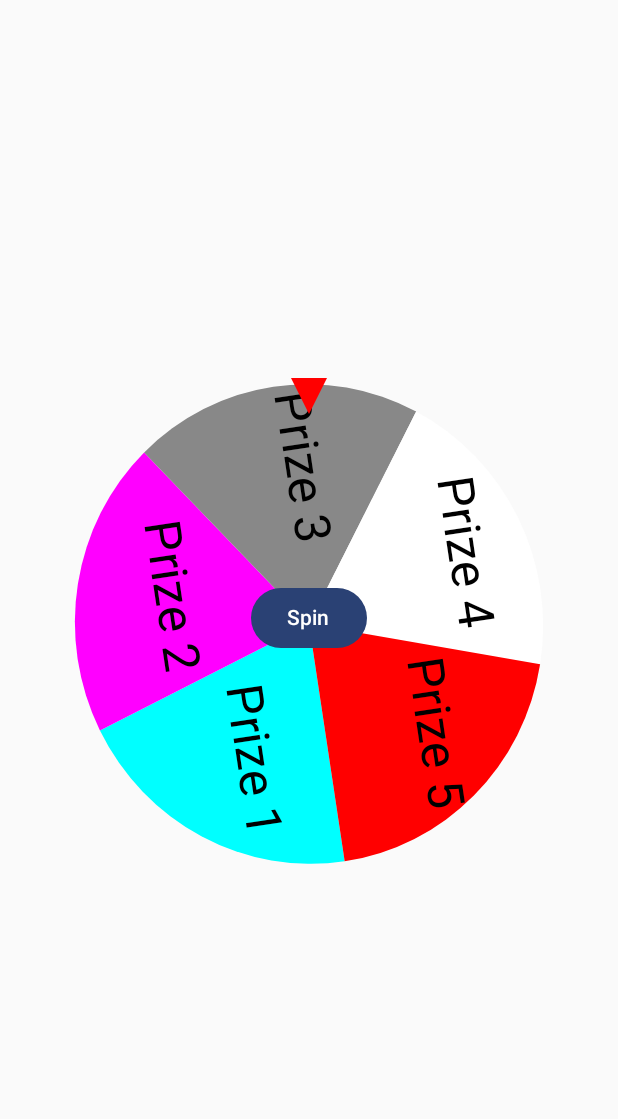
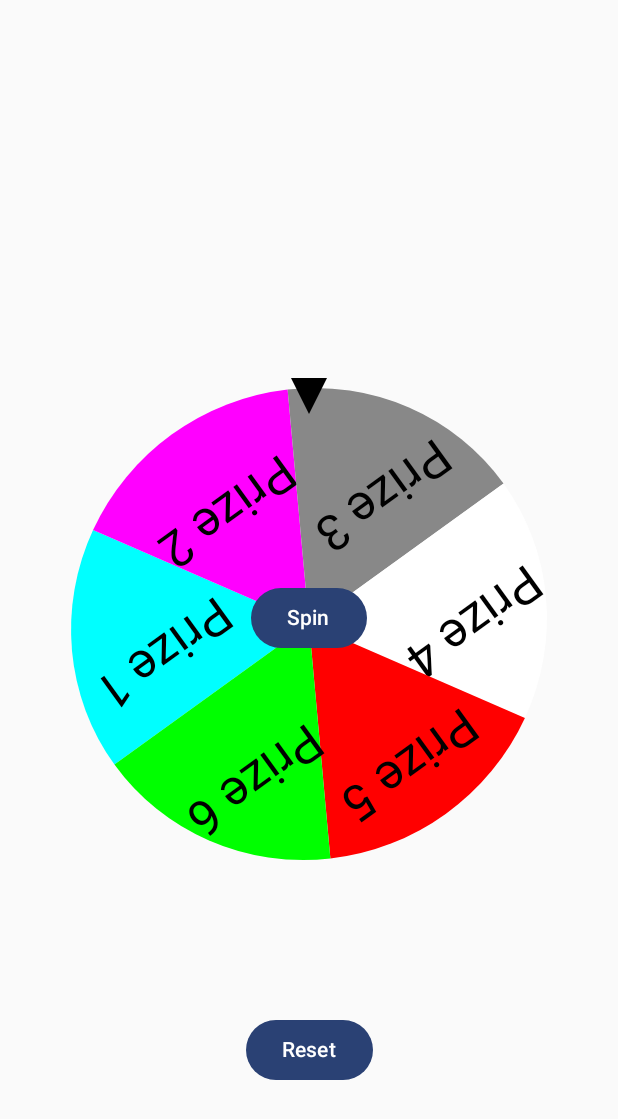
Before and after one commit to whogashaga/LuckyDraw, an Android app built with Jetpack Compose: the screen it shows after launch (MainActivity), after a tap on "Spin", on a phone screen of 412 x 824 dp. Shown: the top 1119 px of the screen. Run offline under Robolectric (Android 15) with nearby library versions, the phone set to English and light mode, and no system bars.

Commit message:
rotate successfully but selecting item still not correct

```diff
--- a/app/src/main/java/com/example/luckydraw/MainActivity.kt
+++ b/app/src/main/java/com/example/luckydraw/MainActivity.kt
@@ -14,14 +14,11 @@ import androidx.compose.foundation.background
 import androidx.compose.foundation.layout.Box
 import androidx.compose.foundation.layout.fillMaxSize
 import androidx.compose.foundation.layout.padding
-import androidx.compose.foundation.layout.paddingFrom
 import androidx.compose.foundation.layout.size
-import androidx.compose.foundation.layout.wrapContentSize
 import androidx.compose.foundation.shape.GenericShape
 import androidx.compose.material3.Button
 import androidx.compose.material3.Text
 import androidx.compose.runtime.Composable
-import androidx.compose.runtime.MutableState
 import androidx.compose.runtime.mutableStateOf
 import androidx.compose.runtime.remember
 import androidx.compose.runtime.rememberCoroutineScope
@@ -30,14 +27,13 @@ import androidx.compose.ui.Modifier
 import androidx.compose.ui.draw.rotate
 import androidx.compose.ui.geometry.Offset
 import androidx.compose.ui.graphics.Color
-import androidx.compose.ui.graphics.graphicsLayer
 import androidx.compose.ui.graphics.nativeCanvas
-import androidx.compose.ui.layout.AlignmentLine
 import androidx.compose.ui.platform.LocalContext
 import androidx.compose.ui.text.font.FontWeight
 import androidx.compose.ui.unit.dp
 import androidx.compose.ui.unit.sp
 import com.example.luckydraw.ui.theme.LuckyDrawTheme
+import kotlinx.coroutines.delay
 import kotlinx.coroutines.launch
 import kotlin.math.cos
 import kotlin.math.sin
@@ -58,21 +54,31 @@ class MainActivity : ComponentActivity() {
 
 @Composable
 fun LuckyDrawScreen() {
-    val items = listOf("Prize 1", "Prize 2", "Prize 3", "Prize 4", "Prize 5")
+//    val items = listOf("Prize 1", "Prize 2", "Prize 3", "Prize 4", "Prize 5")
+    val items = listOf("Prize 1", "Prize 2", "Prize 3", "Prize 4", "Prize 5", "Prize 6")
     val selectedIndex = remember { mutableStateOf(-1) }
+    val onSpinEnd = remember { mutableStateOf(false) }
 
-    LuckyDrawWheel(items = items) { resultIndex ->
+    LuckyDrawWheel(items = items) { resultIndex, onSpinFinished ->
         selectedIndex.value = resultIndex
+        onSpinEnd.value = onSpinFinished
+    }
+
+    if (onSpinEnd.value) {
+        Toast.makeText(LocalContext.current,
+            "Congratulations!\n${items[selectedIndex.value]}",
+            Toast.LENGTH_SHORT
+        ).show()
     }
 }
 
-
 @Composable
-fun LuckyDrawWheel(items: List<String>, onSpinEnd: (Int) -> Unit) {
+fun LuckyDrawWheel(items: List<String>, onSpinEnd: (Int, Boolean) -> Unit) {
     val rotation = remember { Animatable(0f) }
     val itemAngle = 360f / items.size
     val coroutineScope = rememberCoroutineScope()
-    val animationFinished: MutableState<Boolean> = remember { mutableStateOf(false) }
+    val animationFinished = remember { mutableStateOf(false) }
+    val selectedIndex = remember { mutableStateOf(-1) }
     val colorList = mutableListOf(Color.Cyan, Color.Magenta, Color.Gray, Color.White, Color.Red, Color.Green, Color.Blue, Color.Yellow)
 
     Box(
@@ -115,7 +121,7 @@ fun LuckyDrawWheel(items: List<String>, onSpinEnd: (Int) -> Unit) {
                     .size(24.dp)
                     .align(Alignment.TopCenter)
                     .rotate(180f)
-                    .background(Color.Red, shape = GenericShape { size, _ -> // TriangleShape
+                    .background(Color.Black, shape = GenericShape { size, _ -> // TriangleShape
                         moveTo(size.width / 2, 0f)
                         lineTo(0f, size.height)
                         lineTo(size.width, size.height)
@@ -124,51 +130,63 @@ fun LuckyDrawWheel(items: List<String>, onSpinEnd: (Int) -> Unit) {
             )
         }
 
-        var selectedIndex = 0
         Button(
             onClick = {
                 coroutineScope.launch {
                     animationFinished.value = false
-                    val targetRotation = (360f * 5) + (360f - (0 until items.size).random() * itemAngle)
+                    val randomStop = (0 until items.size).random() // Random item index
+                    val targetRotation = (rotation.targetValue) + (4 * 360f) + randomStop * itemAngle
                     rotation.animateTo(
                         targetValue = targetRotation,
                         animationSpec = tween(durationMillis = 3000, easing = LinearEasing)
                     ) {
                         if (value == targetRotation) {
+                            selectedIndex.value = ((rotation.targetValue % 360) / itemAngle).toInt()
                             animationFinished.value = true
-                            onSpinEnd(selectedIndex)
+                            onSpinEnd(selectedIndex.value, animationFinished.value)
                         }
                     }
-                    val finalRotation = (rotation.value % 360)
-                    selectedIndex = ((360f - finalRotation) / itemAngle).toInt() % items.size
-
                 }
             }) {
             Text("Spin")
         }
+
+        Button(
+            modifier = Modifier.align(Alignment.BottomCenter).padding(bottom = 100.dp),
+            onClick = {
+                coroutineScope.launch {
+                    rotation.animateTo(
+                        targetValue = 0f,
+                        animationSpec = tween(durationMillis = 6000, easing = LinearEasing)
+                    )
+                }
+            }
+        ){
+            Text("Reset")
+        }
+
         if (animationFinished.value) {
             Text(
-                text = "We Got ${items[selectedIndex]}!",
+                text = "We Got ${items[selectedIndex.value]}\n${rotation.targetValue}\n$itemAngle",
                 modifier = Modifier
-                    .align(Alignment.BottomCenter)
-                    .padding(bottom = 120.dp),
+                    .align(Alignment.TopCenter)
+                    .padding(top = 120.dp),
                 fontSize = 24.sp,
                 fontWeight = FontWeight.Bold,
                 color = Color.Black
             )
-//            Toast.makeText(LocalContext.current, "Congratulations!\n${items[selectedIndex]}", Toast.LENGTH_SHORT).show()
         }
     }
 }
 
 
 @Composable
-fun ShowToastButton(btn: String = "Show Toast", text: String) {
+fun ShowToast(btnTxt: String = "Show Toast", text: String) {
     val context = LocalContext.current
 
     Button(onClick = {
         Toast.makeText(context, text, Toast.LENGTH_SHORT).show()
     }) {
-        Text("Show Toast")
+        Text(text = btnTxt)
     }
 }
```
